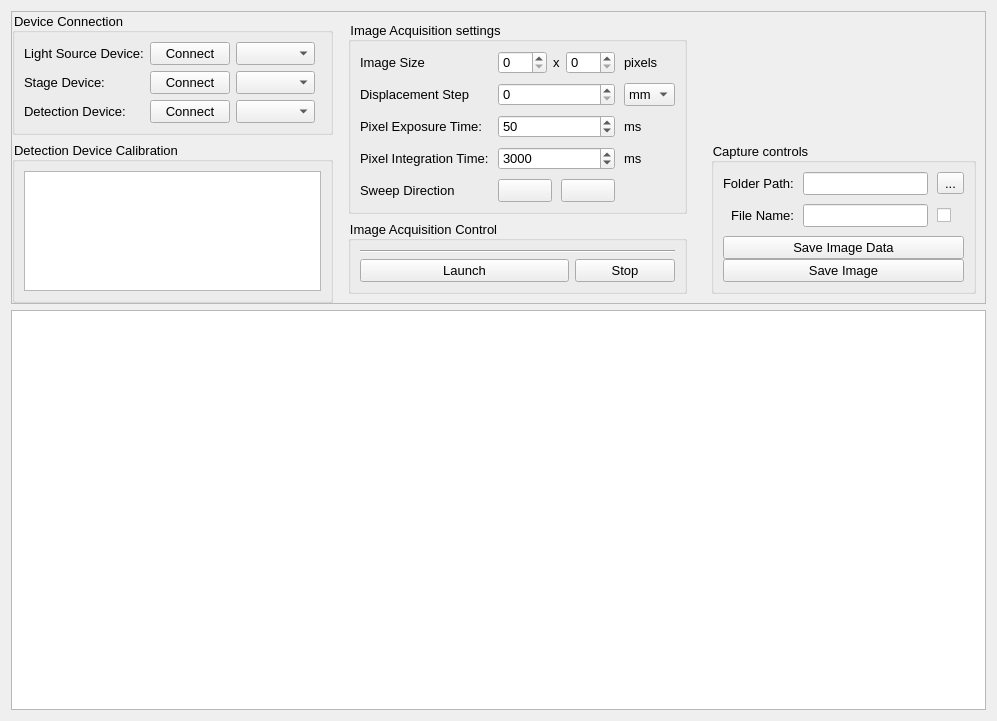
Old version of the form gui/views/microRamanViewUi.ui in the repository PyMarc2/OceanOpticsSpectroViewer.
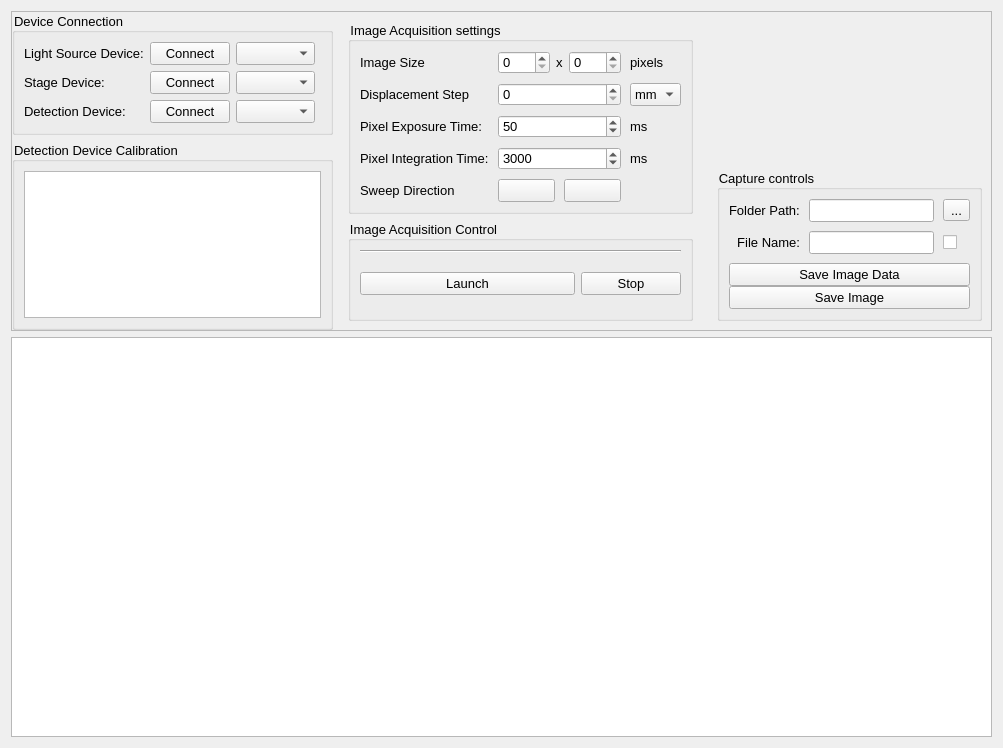
New version of the form. Custom widgets are drawn as their Qt base class.

Commit message: adaptation Ui file and button settings

Diff of the .ui file:
```diff
--- a/gui/views/microRamanViewUi.ui
+++ b/gui/views/microRamanViewUi.ui
@@ -6,8 +6,8 @@
    <rect>
     <x>0</x>
     <y>0</y>
-    <width>782</width>
-    <height>616</height>
+    <width>1003</width>
+    <height>748</height>
    </rect>
   </property>
   <property name="windowTitle">
@@ -287,7 +287,7 @@
              <number>0</number>
             </property>
             <item>
-             <layout class="QGridLayout" name="gridLayout_3" columnstretch="0,1,0,0">
+             <layout class="QGridLayout" name="gridLayout_3" columnstretch="0,1,0">
               <property name="sizeConstraint">
                <enum>QLayout::SetNoConstraint</enum>
               </property>
```
Left out of the diff: 8 changed lines with no effect on the pictures. The commit also changes 2 other files.
